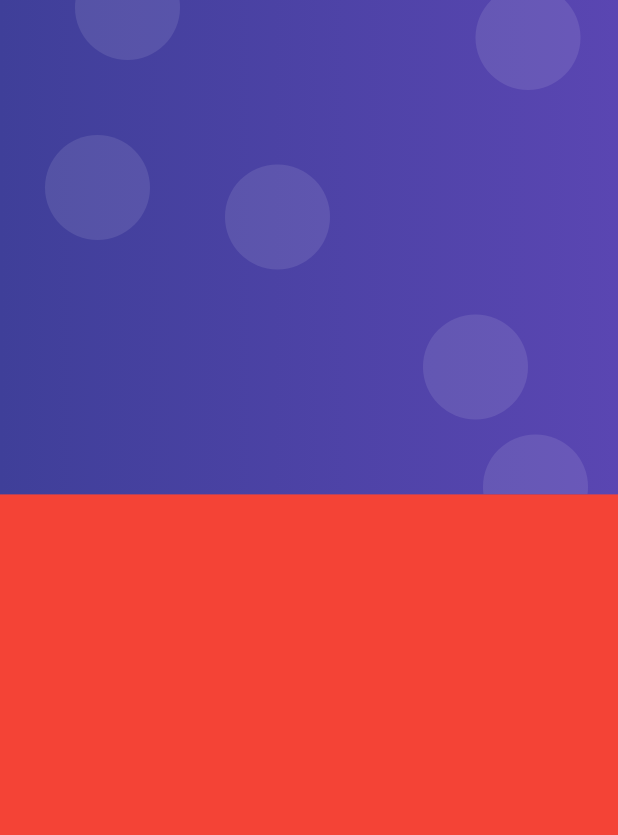
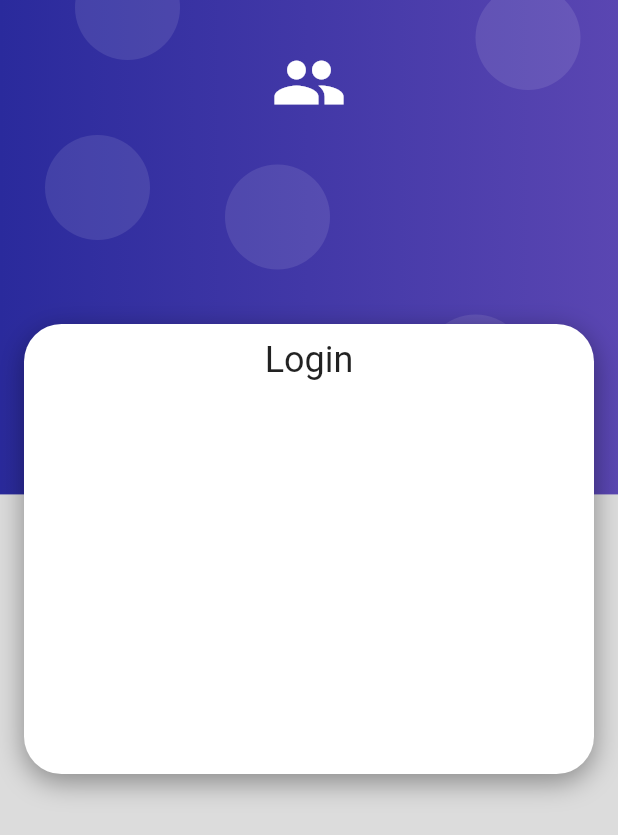
Before and after one commit to JoseLuisGit/form_validation, a Flutter app: the screen it shows after launch, on a phone screen of 412 x 824 dp. Shown: the top 835 px of the screen. Run offline on Flutter 3.47's test engine with Material 2 defaults, Android fonts, the phone set to English and light mode, and no system bars.

Commit message:
login card

```diff
--- a/lib/pages/login_page.dart
+++ b/lib/pages/login_page.dart
@@ -1,13 +1,31 @@
 import 'package:flutter/material.dart';
 import 'package:form_validation/widgets/auth_background.dart';
+import 'package:form_validation/widgets/card_container.dart';
 
 class LoginPage extends StatelessWidget {
   const LoginPage({super.key});
 
   @override
   Widget build(BuildContext context) {
-    return const Scaffold(
-      body: AuthBackground()
+    return Scaffold(
+      body: AuthBackground(
+        child: SingleChildScrollView(
+          child: Column(
+            children: [
+              const SizedBox(height: 200),
+              CardContainer(
+                child: Column(
+                  children: [
+                    const SizedBox(height: 10),
+                    Text('Login', style: Theme.of(context).textTheme.headlineSmall),
+                    const SizedBox(height: 20),
+                  ],
+                ),
+              )
+            ],
+          ),
+        )
+      )
     );
   }
 }
--- a/lib/widgets/auth_background.dart
+++ b/lib/widgets/auth_background.dart
@@ -1,17 +1,20 @@
 import 'package:flutter/material.dart';
 
 class AuthBackground extends StatelessWidget {
-  const AuthBackground({super.key});
+  final Widget child;
+  const AuthBackground({super.key, required this.child});
 
   @override
   Widget build(BuildContext context) {
     return Container(
-      color: Colors.red,
+      color: Colors.black12,
       width: double.infinity,
       height: double.infinity,
       child: Stack(
         children: [
           _PurpleBox(),
+          _HeaderIcon(),
+          child
         ],
       ),
     );
@@ -42,7 +45,7 @@ class _PurpleBox extends StatelessWidget {
    final BoxDecoration _boxDecoration = const BoxDecoration(
     gradient: LinearGradient(
       colors: [
-        Color.fromRGBO(63, 63, 153, 1),
+        Color.fromRGBO(42, 42, 156, 1),
         Color.fromRGBO(90, 70, 178, 1)
       ]
     )
@@ -62,3 +65,20 @@ class _Bubble extends StatelessWidget {
     );
   }
 }
+
+class _HeaderIcon extends StatelessWidget {
+  @override
+  Widget build(BuildContext context) {
+    return SafeArea(
+      child: Container(
+        width: double.infinity,
+        margin: const EdgeInsets.all(30),
+        child: const Icon(
+          Icons.people,
+          color: Colors.white,
+          size: 50,
+        ),
+      ),
+    );
+  }
+}
--- /dev/null
+++ b/lib/widgets/card_container.dart
@@ -0,0 +1,31 @@
+import 'package:flutter/material.dart';
+
+class CardContainer extends StatelessWidget {
+  final Widget child;
+  const CardContainer({super.key, required this.child});
+
+  @override
+  Widget build(BuildContext context) {
+    final BoxDecoration boxDecoration = BoxDecoration(
+          color: Colors.white,
+          borderRadius: BorderRadius.circular(25),
+          boxShadow: const [
+             BoxShadow(
+              color: Colors.black38,
+              blurRadius: 15,
+              offset: Offset(0, 5)
+
+            )
+          ]
+        );
+    return Padding(
+      padding: const EdgeInsets.all(16.0),
+      child: Container(
+        width: double.infinity,
+        height: 300,
+        decoration: boxDecoration,
+        child: child,
+      ),
+    );
+  }
+}
```
